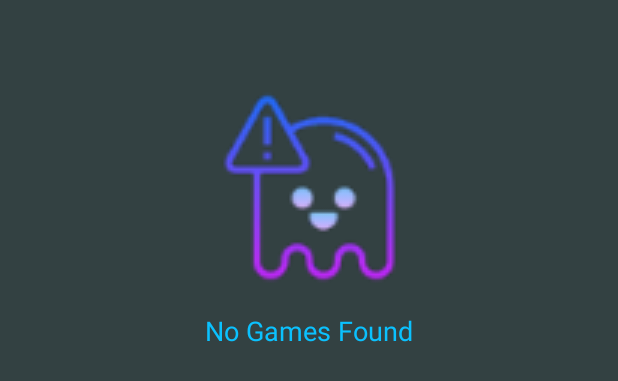
After one commit to Christopher-H-Fortune/Game-Track, an Android app: the layout empty_view_stub.xml on its own in the app's theme, with its tools: preview values and no code run, on a phone screen of 412 x 824 dp. The commit adds this screen. Shown: the top 381 px of the screen. Run offline under Robolectric (Android 15) with nearby library versions, the phone set to English and light mode, and no system bars.

Commit message:
Created the Games List Activity, Fragment, and Empty View Stub.

```diff
--- a/GameTrack/app/src/main/AndroidManifest.xml
+++ b/GameTrack/app/src/main/AndroidManifest.xml
@@ -3,7 +3,7 @@
     xmlns:tools="http://schemas.android.com/tools"
     package="com.fullsail.christopherfortune.gametrack">
 
-    <uses-permission android:name="android.permission.INTERNET"/>
+    <uses-permission android:name="android.permission.INTERNET" />
 
     <application
         android:allowBackup="true"
@@ -20,6 +20,7 @@
                 <category android:name="android.intent.category.LAUNCHER" />
             </intent-filter>
         </activity>
+        <activity android:name=".GamesListActivity.GamesListActivity"></activity>
     </application>
 
 </manifest>
--- /dev/null
+++ b/GameTrack/app/src/main/java/com/fullsail/christopherfortune/gametrack/GameListFragment/GamesListFragment.java
@@ -0,0 +1,6 @@
+package com.fullsail.christopherfortune.gametrack.GameListFragment;
+
+import android.support.v4.app.ListFragment;
+
+public class GamesListFragment extends ListFragment {
+}
--- /dev/null
+++ b/GameTrack/app/src/main/res/layout/empty_view_stub.xml
@@ -0,0 +1,32 @@
+<?xml version="1.0" encoding="utf-8"?>
+<android.support.constraint.ConstraintLayout xmlns:android="http://schemas.android.com/apk/res/android"
+    xmlns:app="http://schemas.android.com/apk/res-auto"
+    android:layout_width="match_parent"
+    android:layout_height="match_parent"
+    android:background="@color/backgroundColor">
+
+    <ImageView
+        android:id="@+id/empty_list_image_view"
+        android:layout_width="150dp"
+        android:layout_height="150dp"
+        android:layout_marginTop="50dp"
+        android:contentDescription="@string/empty_games_image"
+        app:layout_constraintEnd_toEndOf="parent"
+        app:layout_constraintHorizontal_bias="0.5"
+        app:layout_constraintStart_toStartOf="parent"
+        app:layout_constraintTop_toTopOf="parent"
+        app:srcCompat="@drawable/error_100px" />
+
+    <TextView
+        android:id="@+id/empty_games_text_view"
+        android:layout_width="wrap_content"
+        android:layout_height="wrap_content"
+        android:layout_marginTop="8dp"
+        android:text="@string/no_games_found"
+        android:textColor="@color/colorAccent"
+        android:textSize="18sp"
+        app:layout_constraintEnd_toEndOf="parent"
+        app:layout_constraintHorizontal_bias="0.5"
+        app:layout_constraintStart_toStartOf="parent"
+        app:layout_constraintTop_toBottomOf="@+id/empty_list_image_view" />
+</android.support.constraint.ConstraintLayout>
--- a/GameTrack/app/src/main/res/values/colors.xml
+++ b/GameTrack/app/src/main/res/values/colors.xml
@@ -2,6 +2,6 @@
 <resources>
     <color name="colorPrimary">#212121</color>
     <color name="colorPrimaryDark">#000000</color>
-    <color name="colorAccent">#0BC1FE</color>
+    <color name="colorAccent">#0bc1fe</color>
     <color name="backgroundColor">#334142</color>
 </resources>
--- a/GameTrack/app/src/main/res/values/strings.xml
+++ b/GameTrack/app/src/main/res/values/strings.xml
@@ -6,4 +6,6 @@
     <string name="login">Login</string>
     <string name="sign_up">Sign Up</string>
     <string name="re_enter_password">Re-Enter Password</string>
+    <string name="empty_games_image">Empty Games List Image</string>
+    <string name="no_games_found">No Games Found</string>
 </resources>
```
Also changed, not shown: GameTrack/app/src/main/java/com/fullsail/christopherfortune/gametrack/GamesListActivity/GamesListActivity.java (added, +15 -0 lines), GameTrack/app/src/main/java/com/fullsail/christopherfortune/gametrack/LoginSignUpFragments/LoginFragment.java (+19 -0 lines), GameTrack/app/src/main/java/com/fullsail/christopherfortune/gametrack/LoginSignUpFragments/SignUpFragment.java (+19 -3 lines), GameTrack/app/src/main/res/layout/activity_games_list.xml (added, +19 -0 lines), GameTrack/app/src/main/res/layout/fragment_games_list.xml (added, +19 -0 lines), GameTrack/app/src/main/res/layout/games_list_row.xml (added, +32 -0 lines), GameTrack/app/src/main/res/drawable-hdpi/error_100px.png (added), GameTrack/app/src/main/res/drawable-mdpi/error_100px.png (added), GameTrack/app/src/main/res/drawable-xhdpi/error_100px.png (added), GameTrack/app/src/main/res/drawable-xxhdpi/error_100px.png (added), GameTrack/app/src/main/res/drawable-xxxhdpi/error_100px.png (added).
